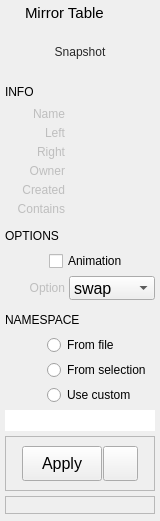
The window that packages/studiolibraryplugins/resource/ui/MirrorTablePreviewWidget.ui (mjmvisser/studiolibrary) describes before a commit, drawn with Qt 5.
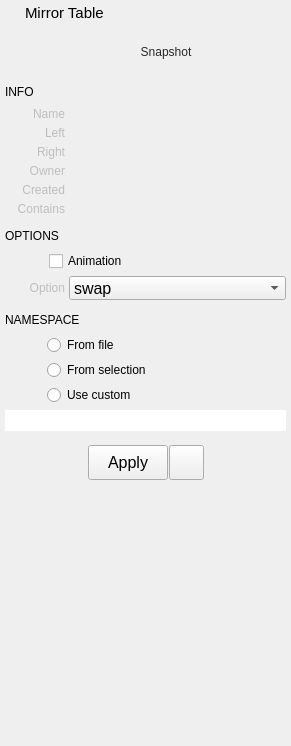
The same window after the commit. Icons and pictures are not drawn.

Diff of the .ui file:
```diff
--- a/packages/studiolibraryplugins/resource/ui/MirrorTablePreviewWidget.ui
+++ b/packages/studiolibraryplugins/resource/ui/MirrorTablePreviewWidget.ui
@@ -6,8 +6,8 @@
    <rect>
     <x>0</x>
     <y>0</y>
-    <width>160</width>
-    <height>521</height>
+    <width>291</width>
+    <height>746</height>
    </rect>
   </property>
   <property name="sizePolicy">
@@ -1075,7 +1075,7 @@
    <item>
     <widget class="QFrame" name="previewButtons">
      <property name="frameShape">
-      <enum>QFrame::StyledPanel</enum>
+      <enum>QFrame::NoFrame</enum>
      </property>
      <property name="frameShadow">
       <enum>QFrame::Raised</enum>
@@ -1190,7 +1190,7 @@
       </sizepolicy>
      </property>
      <property name="frameShape">
-      <enum>QFrame::StyledPanel</enum>
+      <enum>QFrame::NoFrame</enum>
      </property>
      <property name="frameShadow">
       <enum>QFrame::Raised</enum>
```
